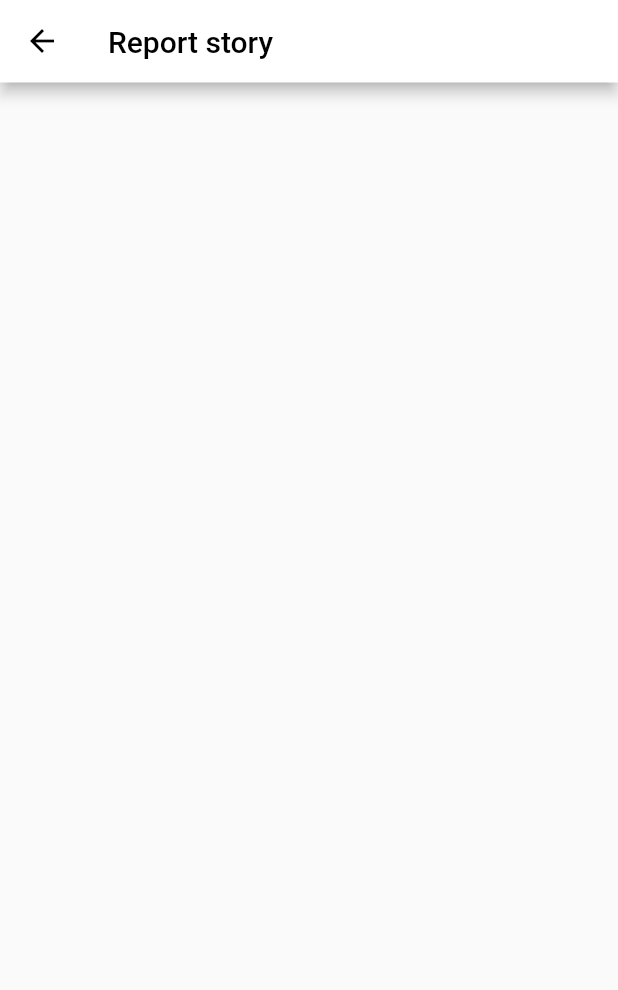
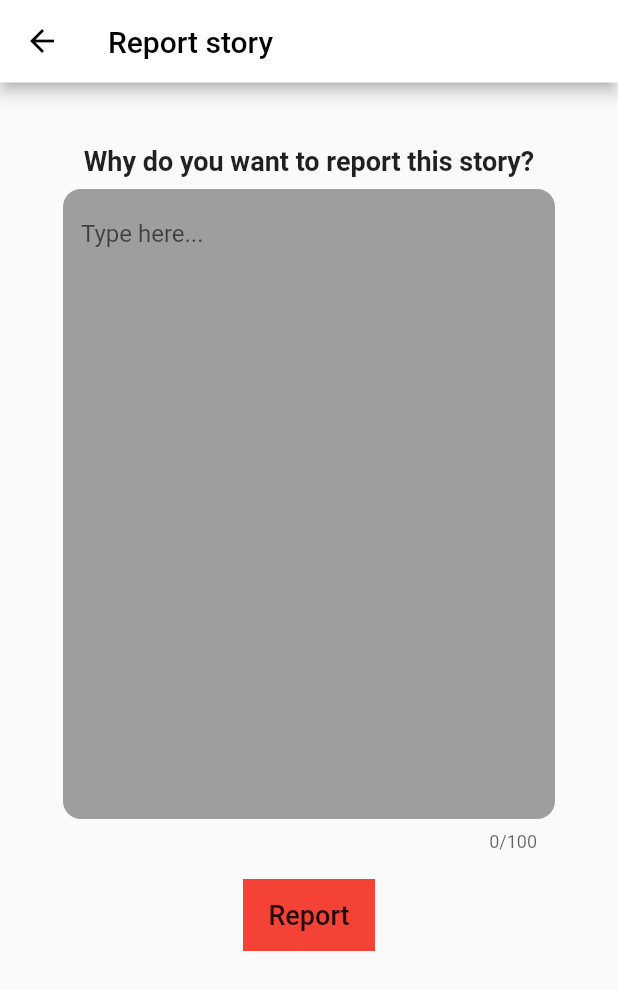
Before and after one commit to MatanB27/Storify, a Flutter app: the Report screen opened directly, on a phone screen of 412 x 824 dp. Shown: the top 990 px of the screen. Run offline on Flutter 3.47's test engine with Material 2 defaults, Android fonts, the phone set to English and light mode, and no system bars; our stand-ins replace animated_text_kit, cached_network_image, carousel_slider, cloud_firestore, firebase_auth, firebase_core and 9 more; missing offline and left inert: animated_button, avatar_view, flutter_facebook_login; accounts and stored records are empty; network calls fail.

Commit message:
Update report.dart

```diff
--- a/lib/pages/report.dart
+++ b/lib/pages/report.dart
@@ -1,4 +1,6 @@
 import 'package:flutter/material.dart';
+import 'package:storify/services/database.dart';
+import 'package:storify/services/scaffold_message.dart';
 import 'package:storify/widgets/header.dart';
 
 class Report extends StatefulWidget {
@@ -12,11 +14,35 @@ class Report extends StatefulWidget {
 }
 
 class _ReportState extends State<Report> {
+  // Controller of the textfield
+  TextEditingController reportController = TextEditingController();
+
+  // Function that will send the report to the firebase
+  reportStoryToFirebase() {
+    if (reportController.text.toString().trim().length > 10) {
+      reportsRef.doc().set({
+        'userReporting': widget.currentUserId,
+        'storyReported': widget.storyId,
+        'text': reportController.text.toString(),
+      });
+      showMessage(context, "Story has been reported successfully!");
+      Navigator.pop(context);
+    } else {
+      showMessage(context, "You must write at least 10 characters");
+    }
+  }
+
   @override
   void initState() {
     super.initState();
     print(widget.currentUserId);
     print(widget.storyId);
+  }
+
+  @override
+  void dispose() {
+    super.dispose();
+    reportController.dispose();
   }
 
   @override
@@ -28,7 +54,60 @@ class _ReportState extends State<Report> {
           title: 'Report story',
         ),
       ),
-      body: Container(),
+      body: ListView(children: [
+        Padding(
+          padding: const EdgeInsets.all(42.0),
+          child: Column(
+            children: [
+              Text(
+                "Why do you want to report this story?",
+                style: TextStyle(
+                  fontSize: 18.0,
+                  fontWeight: FontWeight.bold,
+                ),
+              ),
+              SizedBox(
+                height: 8.0,
+              ),
+              TextField(
+                keyboardType: TextInputType.multiline,
+                textCapitalization: TextCapitalization.sentences,
+                controller: reportController,
+                maxLength: 100,
+                maxLines: 20,
+                decoration: InputDecoration(
+                  border: OutlineInputBorder(
+                    borderRadius: BorderRadius.circular(12),
+                    borderSide: BorderSide(
+                      width: 0,
+                      style: BorderStyle.none,
+                    ),
+                  ),
+                  hintText: 'Type here...',
+                  fillColor: Colors.grey,
+                  filled: true,
+                ),
+              ),
+              SizedBox(
+                height: 18.0,
+              ),
+              Container(
+                color: Colors.red,
+                child: FlatButton(
+                  onPressed: () {
+                    reportStoryToFirebase();
+                    Navigator.pop(context);
+                  },
+                  child: Text(
+                    'Report',
+                    style: TextStyle(fontSize: 18.0),
+                  ),
+                ),
+              ),
+            ],
+          ),
+        ),
+      ]),
     );
   }
 }
```
